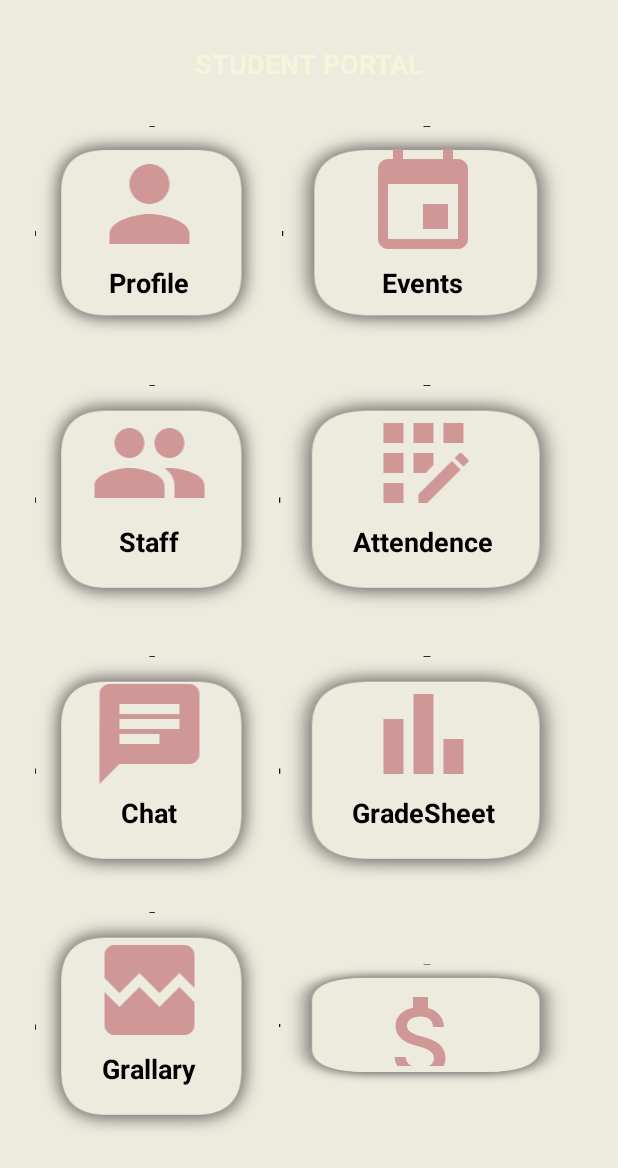
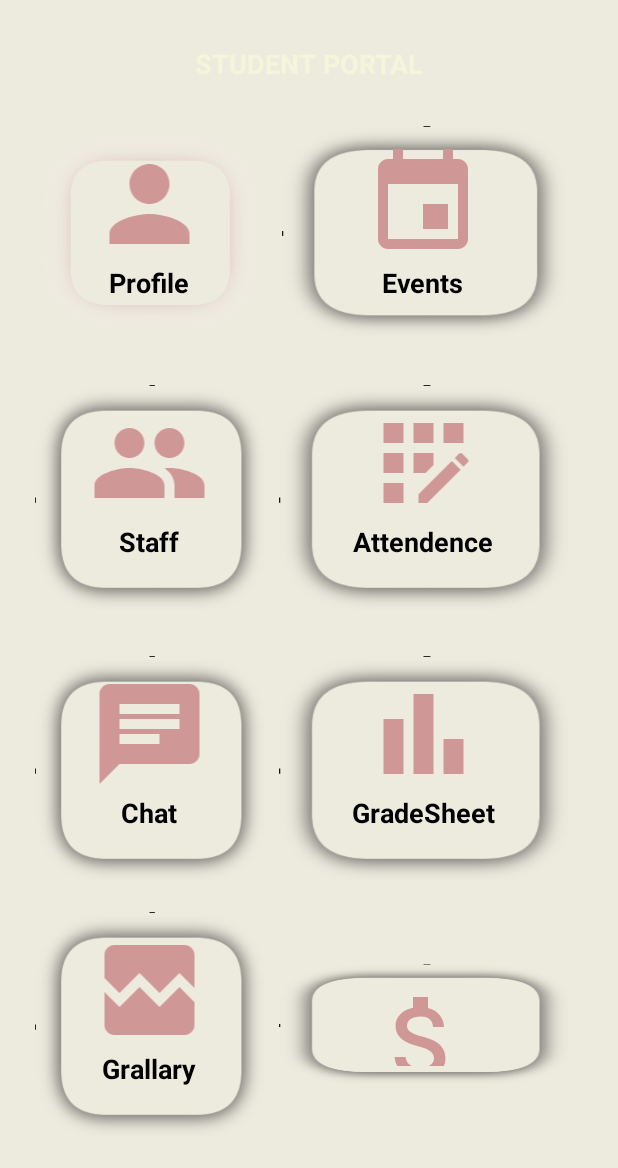
Before and after one commit to Pheakdey-Doeurn/learncodeandroidstudio, an Android app: the Practice_TableLayout_Activity screen opened directly, with no data from a screen before it, on a phone screen of 412 x 824 dp. Shown: the top 1168 px of the screen. Run offline under Robolectric (Android 15) with nearby library versions, the phone set to English and light mode, and no system bars.

Commit message:
finished new project

```diff
--- a/app/src/main/res/layout/activity_practice_table_layout.xml
+++ b/app/src/main/res/layout/activity_practice_table_layout.xml
@@ -36,7 +36,7 @@
                 android:layout_width="0dp"
                 android:layout_height="140dp"
                 android:layout_gravity="center"
-                android:background="@drawable/shadow_ra"
+                android:background="@drawable/razy"
                 android:orientation="vertical"
                 android:padding="12dp">
 
```
Also changed, not shown: app/src/main/res/drawable/razy.png (added).
